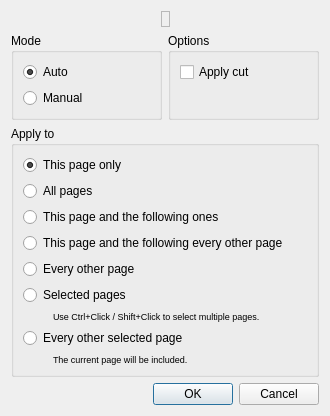
Above: src/scantailor/app/ui/dialogs/SplitModeDialog.ui from adehad/py-scantailor before the change. Below: the same form after it.
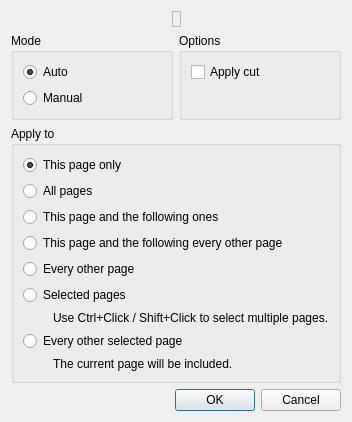
That is the form after the change.

Commit message:
Size all text from the system font
Headings, captions and hints are ratios of the app font, so OS text scaling counts. Part of #236.

```diff
--- a/src/scantailor/app/ui/dialogs/SplitModeDialog.ui
+++ b/src/scantailor/app/ui/dialogs/SplitModeDialog.ui
@@ -187,10 +187,8 @@
         </item>
         <item>
          <widget class="QLabel" name="selectedPagesHint">
-          <property name="font">
-           <font>
-            <pointsize>7</pointsize>
-           </font>
+          <property name="textRole" stdset="0">
+          <string notr="true">small</string>
           </property>
           <property name="text">
            <string>Use Ctrl+Click / Shift+Click to select multiple pages.</string>
@@ -226,10 +224,8 @@
         </item>
         <item>
          <widget class="QLabel" name="everyOtherSelectedHint">
-          <property name="font">
-           <font>
-            <pointsize>7</pointsize>
-           </font>
+          <property name="textRole" stdset="0">
+          <string notr="true">small</string>
           </property>
           <property name="text">
            <string>The current page will be included.</string>
```
Lines whose indentation alone changed are shown as unchanged. The commit also changes 14 other files.
